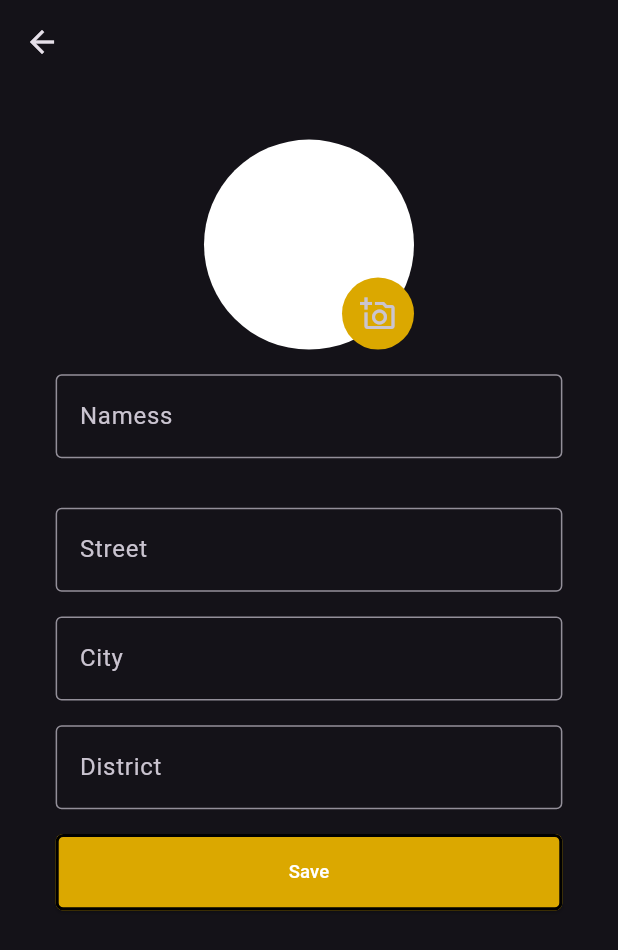
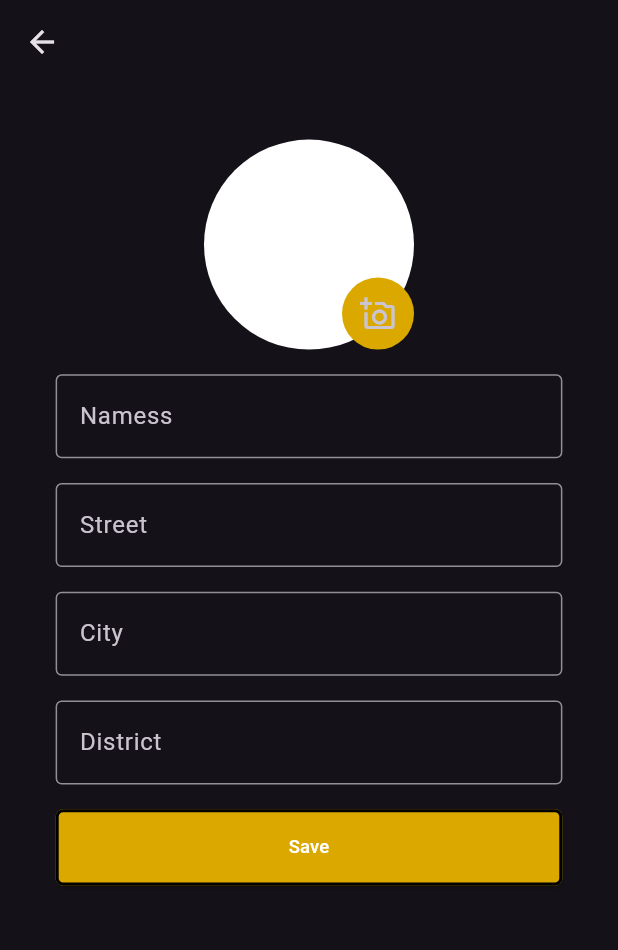
Before and after one commit to jincykp/zoomio, a Flutter app: the Profile screen opened directly, on a phone screen of 412 x 824 dp. Shown: the top 950 px of the screen. Run offline on Flutter 3.47's test engine with Material 3 defaults, Android fonts, the phone set to English and light mode, and no system bars; our stand-ins replace cloud_firestore, curved_navigation_bar, firebase_auth, firebase_core, google_sign_in; accounts and stored records are empty.

Commit message:
profie settings

```diff
--- /dev/null
+++ b/lib/screens/profile/profile_adding_screen.dart
@@ -0,0 +1,121 @@
+import 'package:flutter/material.dart';
+import 'package:zoomer/custom_widgets/custom_buttons.dart';
+import 'package:zoomer/custom_widgets/custom_profile_creation.dart';
+import 'package:zoomer/styles/appstyles.dart';
+
+class Profile extends StatefulWidget {
+  const Profile({super.key});
+  @override
+  State<Profile> createState() => _ProfileState();
+}
+
+class _ProfileState extends State<Profile> {
+  @override
+  Widget build(BuildContext context) {
+    final nameControllers = TextEditingController();
+
+    final cityControllers = TextEditingController();
+    final streetControllers = TextEditingController();
+    final districtControllers = TextEditingController();
+    double screenWidth = MediaQuery.of(context).size.width;
+    double screenHeight = MediaQuery.of(context).size.height;
+    return Scaffold(
+      appBar: AppBar(),
+      body: Padding(
+        padding: EdgeInsets.all(screenWidth * 0.09),
+        child: Column(
+          crossAxisAlignment: CrossAxisAlignment.center,
+          children: [
+            Stack(
+              children: [
+                const CircleAvatar(
+                  backgroundColor: ThemeColors.textColor,
+                  radius: 70,
+                ),
+                Positioned(
+                    bottom: 0,
+                    right: 0,
+                    child: Container(
+                      decoration: const BoxDecoration(
+                          shape: BoxShape.circle,
+                          color: ThemeColors.primaryColor),
+                      child: IconButton(
+                          onPressed: () {},
+                          icon: const Icon(Icons.add_a_photo_outlined)),
+                    ))
+              ],
+            ),
+            SizedBox(
+              height: screenHeight * 0.02,
+            ),
+            CustomprofileTextFormFields(
+              controller: nameControllers,
+              hintText: "Namess",
+              validator: (value) {
+                if (value == null || value.isEmpty) {
+                  return 'Please enter your name';
+                } else if (!RegExp(r'^[a-zA-Z\s]+$').hasMatch(value)) {
+                  return 'Name can only contain letters';
+                }
+                return null;
+              },
+            ),
+            SizedBox(
+              height: screenHeight * 0.02,
+            ),
+            CustomprofileTextFormFields(
+              controller: streetControllers,
+              hintText: "Street",
+              validator: (value) {
+                if (value == null || value.isEmpty) {
+                  return 'Please enter your street';
+                }
+                return null;
+              },
+            ),
+            SizedBox(
+              height: screenHeight * 0.02,
+            ),
+            CustomprofileTextFormFields(
+              controller: cityControllers,
+              hintText: "City",
+              validator: (value) {
+                if (value == null || value.isEmpty) {
+                  return 'Please enter your city';
+                }
+                return null;
+              },
+            ),
+            SizedBox(
+              height: screenHeight * 0.02,
+            ),
+            CustomprofileTextFormFields(
+              controller: districtControllers,
+              hintText: "District",
+              validator: (value) {
+                if (value == null || value.isEmpty) {
+                  return 'Please enter your district';
+                }
+                return null;
+              },
+            ),
+            SizedBox(height: screenHeight * 0.02),
+            SizedBox(width: screenWidth * 0.02),
+            CustomButtons(
+                text: "Save",
+                onPressed: () {
+                  // Navigator.push(
+                  //     context,
+                  //     MaterialPageRoute(
+                  //         builder: (context) => const HomePage()));
+                },
+                backgroundColor: ThemeColors.primaryColor,
+                textColor: ThemeColors.textColor,
+                screenWidth: screenWidth,
+                screenHeight: screenHeight)
+          ],
+        ),
+      ),
+    );
+  }
+}
--- a/lib/screens/profile/profile_screen.dart
+++ b/lib/screens/profile/profile_screen.dart
@@ -1,128 +1,18 @@
 import 'package:flutter/material.dart';
-import 'package:zoomer/custom_widgets/custom_buttons.dart';
-import 'package:zoomer/custom_widgets/custom_profile_creation.dart';
-import 'package:zoomer/screens/home_page.dart';
-import 'package:zoomer/styles/appstyles.dart';
 
-class Profile extends StatefulWidget {
-  const Profile({super.key});
-  @override
-  State<Profile> createState() => _ProfileState();
-}
+class UserProfile extends StatelessWidget {
+  const UserProfile({super.key});
 
-class _ProfileState extends State<Profile> {
   @override
   Widget build(BuildContext context) {
-    final nameControllers = TextEditingController();
-
-    final cityControllers = TextEditingController();
-    final streetControllers = TextEditingController();
-    final districtControllers = TextEditingController();
-    double screenWidth = MediaQuery.of(context).size.width;
-    double screenHeight = MediaQuery.of(context).size.height;
     return Scaffold(
-      appBar: AppBar(),
-      body: Padding(
-        padding: EdgeInsets.all(screenWidth * 0.09),
-        child: SingleChildScrollView(
-          child: Column(
-            crossAxisAlignment: CrossAxisAlignment.center,
-            children: [
-              Stack(
-                children: [
-                  const CircleAvatar(
-                    backgroundColor: ThemeColors.textColor,
-                    radius: 70,
-                  ),
-                  Positioned(
-                      bottom: 0,
-                      right: 0,
-                      child: Container(
-                        decoration: const BoxDecoration(
-                            shape: BoxShape.circle,
-                            color: ThemeColors.primaryColor),
-                        child: IconButton(
-                            onPressed: () {},
-                            icon: const Icon(Icons.add_a_photo_outlined)),
-                      ))
-                ],
-              ),
-              SizedBox(
-                height: screenHeight * 0.02,
-              ),
-              CustomprofileTextFormFields(
-                controller: nameControllers,
-                hintText: "Namess",
-                validator: (value) {
-                  if (value == null || value.isEmpty) {
-                    return 'Please enter your name';
-                  } else if (!RegExp(r'^[a-zA-Z\s]+$').hasMatch(value)) {
-                    return 'Name can only contain letters';
-                  }
-                  return null;
-                },
-              ),
-              SizedBox(
-                height: screenHeight * 0.02,
-              ),
-              SizedBox(
-                height: screenHeight * 0.02,
-              ),
-              CustomprofileTextFormFields(
-                controller: streetControllers,
-                hintText: "Street",
-                validator: (value) {
-                  if (value == null || value.isEmpty) {
-                    return 'Please enter your street';
-                  }
-                  return null;
-                },
-              ),
-              SizedBox(
-                height: screenHeight * 0.02,
-              ),
-              CustomprofileTextFormFields(
-                controller: cityControllers,
-                hintText: "City",
-                validator: (value) {
-                  if (value == null || value.isEmpty) {
-                    return 'Please enter your city';
-                  }
-                  return null;
-                },
-              ),
-              SizedBox(
-                height: screenHeight * 0.02,
-              ),
-              CustomprofileTextFormFields(
-                controller: districtControllers,
-                hintText: "District",
-                validator: (value) {
-                  if (value == null || value.isEmpty) {
-                    return 'Please enter your district';
-                  }
-                  return null;
-                },
-              ),
-              SizedBox(height: screenHeight * 0.02),
-              SizedBox(width: screenWidth * 0.02),
-              Expanded(
-                child: CustomButtons(
-                    text: "Save",
-                    onPressed: () {
-                      // Navigator.push(
-                      //     context,
-                      //     MaterialPageRoute(
-                      //         builder: (context) => const HomePage()));
-                    },
-                    backgroundColor: ThemeColors.primaryColor,
-                    textColor: ThemeColors.textColor,
-                    screenWidth: screenWidth,
-                    screenHeight: screenHeight),
-              )
-            ],
-          ),
-        ),
+      appBar: AppBar(
+        title: const Text("Profile"),
+      ),
+      body: const Column(
+        // crossAxisAlignment: CrossAxisAlignment.center,
+        // mainAxisAlignment: MainAxisAlignment.center,
+        children: [],
       ),
     );
   }
```
Also changed, not shown: lib/controllers/auth_services.dart (+4 -30 lines), lib/screens/home_page.dart (+13 -7 lines), lib/screens/login_screens/sign_in_screen.dart (+17 -22 lines), lib/screens/login_screens/sign_up_screen.dart (+1 -7 lines).
